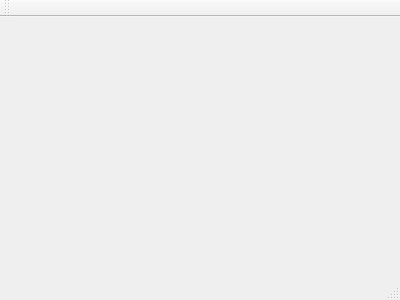
Old version of the form mainwindow.ui in the repository ShawnZhang31/Mac-OpenCV-QT5.6.
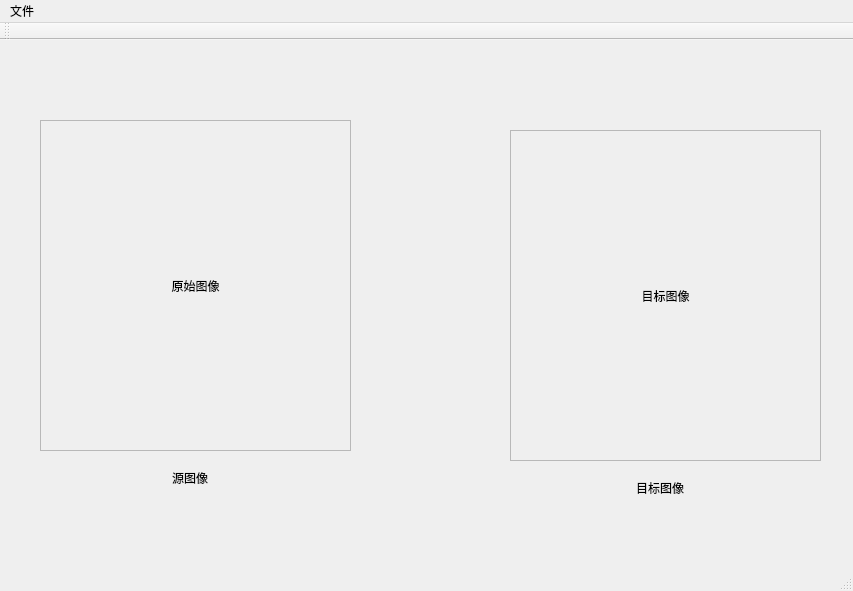
New version of the form.

Patch:
```diff
--- a/mainwindow.ui
+++ b/mainwindow.ui
@@ -1,24 +1,131 @@
 <ui version="4.0">
  <class>MainWindow</class>
- <widget class="QMainWindow" name="MainWindow" >
-  <property name="geometry" >
+ <widget class="QMainWindow" name="MainWindow">
+  <property name="geometry">
    <rect>
     <x>0</x>
     <y>0</y>
-    <width>400</width>
-    <height>300</height>
+    <width>853</width>
+    <height>591</height>
    </rect>
   </property>
   <property name="windowTitle" >
    <string>MainWindow</string>
   </property>
-  <widget class="QMenuBar" name="menuBar" />
-  <widget class="QToolBar" name="mainToolBar" />
-  <widget class="QWidget" name="centralWidget" />
-  <widget class="QStatusBar" name="statusBar" />
+  <widget class="QWidget" name="centralWidget">
+   <widget class="QLabel" name="OirginText">
+    <property name="geometry">
+     <rect>
+      <x>160</x>
+      <y>430</y>
+      <width>60</width>
+      <height>16</height>
+     </rect>
+    </property>
+    <property name="text">
+     <string>源图像</string>
+    </property>
+    <property name="alignment">
+     <set>Qt::AlignCenter</set>
+    </property>
+   </widget>
+   <widget class="QLabel" name="OriginImage">
+    <property name="geometry">
+     <rect>
+      <x>40</x>
+      <y>80</y>
+      <width>311</width>
+      <height>331</height>
+     </rect>
+    </property>
+    <property name="frameShape">
+     <enum>QFrame::StyledPanel</enum>
+    </property>
+    <property name="text">
+     <string>原始图像</string>
+    </property>
+    <property name="alignment">
+     <set>Qt::AlignCenter</set>
+    </property>
+    <property name="wordWrap">
+     <bool>false</bool>
+    </property>
+   </widget>
+   <widget class="QLabel" name="DestImage">
+    <property name="geometry">
+     <rect>
+      <x>510</x>
+      <y>90</y>
+      <width>311</width>
+      <height>331</height>
+     </rect>
+    </property>
+    <property name="frameShape">
+     <enum>QFrame::StyledPanel</enum>
+    </property>
+    <property name="text">
+     <string>目标图像</string>
+    </property>
+    <property name="alignment">
+     <set>Qt::AlignCenter</set>
+    </property>
+   </widget>
+   <widget class="QLabel" name="DestText">
+    <property name="geometry">
+     <rect>
+      <x>630</x>
+      <y>440</y>
+      <width>60</width>
+      <height>16</height>
+     </rect>
+    </property>
+    <property name="text">
+     <string>目标图像</string>
+    </property>
+    <property name="alignment">
+     <set>Qt::AlignCenter</set>
+    </property>
+   </widget>
+  </widget>
+  <widget class="QMenuBar" name="menuBar">
+   <property name="geometry">
+    <rect>
+     <x>0</x>
+     <y>0</y>
+     <width>853</width>
+     <height>22</height>
+    </rect>
+   </property>
+   <widget class="QMenu" name="menu">
+    <property name="title">
+     <string>文件</string>
+    </property>
+    <addaction name="actionOpenTestImage"/>
+    <addaction name="actionExit"/>
+   </widget>
+   <addaction name="menu"/>
+  </widget>
+  <widget class="QToolBar" name="mainToolBar">
+   <attribute name="toolBarArea">
+    <enum>TopToolBarArea</enum>
+   </attribute>
+   <attribute name="toolBarBreak">
+    <bool>false</bool>
+   </attribute>
+  </widget>
+  <widget class="QStatusBar" name="statusBar"/>
+  <action name="actionOpenTestImage">
+   <property name="text">
+    <string>打开测试文件</string>
+   </property>
+  </action>
+  <action name="actionExit">
+   <property name="text">
+    <string>退出</string>
+   </property>
+  </action>
  </widget>
- <layoutDefault spacing="6" margin="11" />
- <pixmapfunction></pixmapfunction>
+ <layoutdefault spacing="6" margin="11"/>
  <resources/>
  <connections/>
 </ui>
```
Left out of the diff: 3 changed lines with no effect on the pictures.
